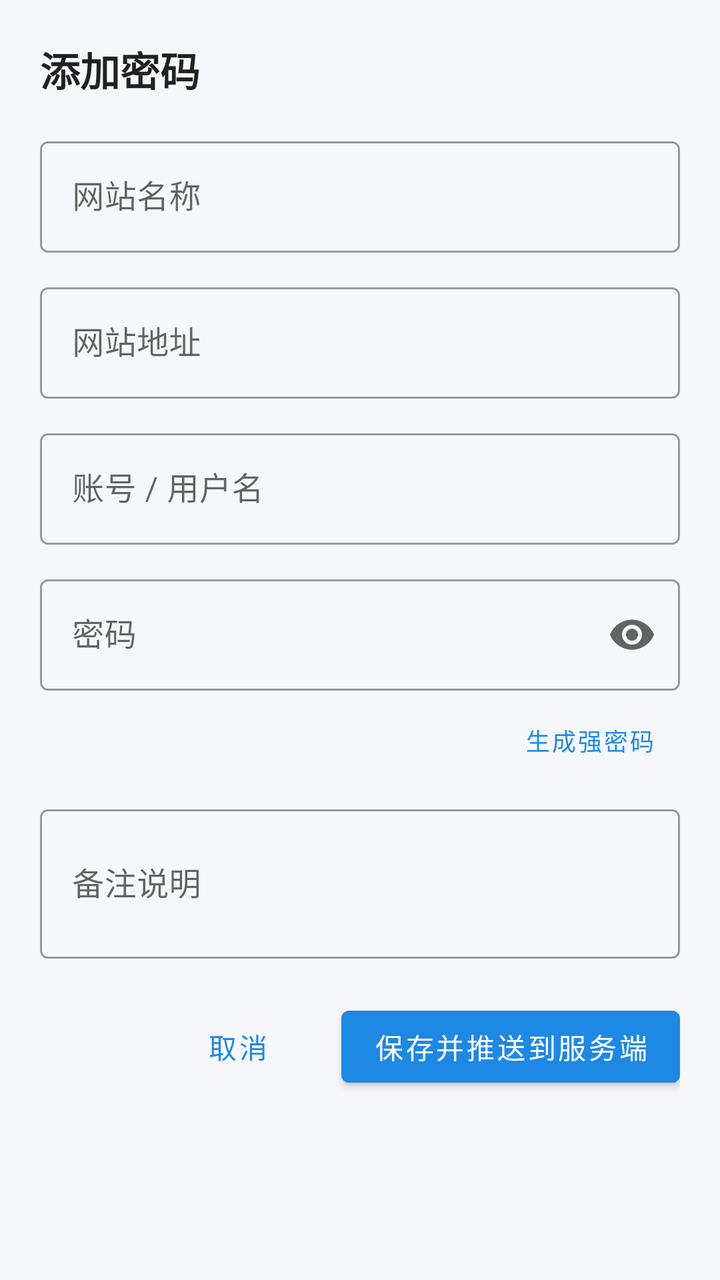
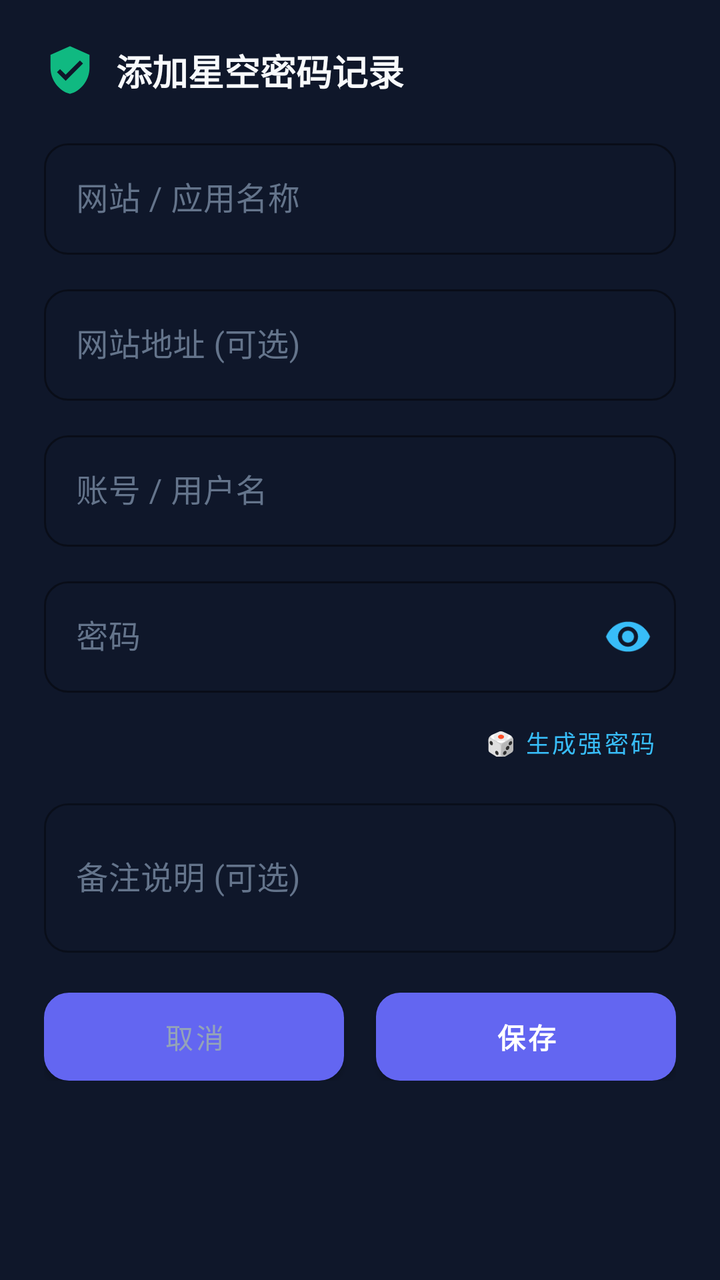

Before-and-after screenshots of an Android layout around one commit, followed by the original layout XML and the change that was made.
<!-- AndroidManifest.xml: application theme Theme.PwdManager -->
<!-- res/layout/dialog_add_edit.xml -->
<?xml version="1.0" encoding="utf-8"?>
<ScrollView
    xmlns:android="http://schemas.android.com/apk/res/android"
    xmlns:app="http://schemas.android.com/apk/res-auto"
    android:layout_width="match_parent"
    android:layout_height="wrap_content"
    android:padding="20dp">

    <LinearLayout
        android:layout_width="match_parent"
        android:layout_height="wrap_content"
        android:orientation="vertical">

        <TextView
            android:id="@+id/tvDialogTitle"
            android:layout_width="match_parent"
            android:layout_height="wrap_content"
            android:text="@string/add_password"
            android:textColor="@color/text_primary"
            android:textSize="20sp"
            android:textStyle="bold"
            android:layout_marginBottom="16dp" />

        
        <com.google.android.material.textfield.TextInputLayout
            android:layout_width="match_parent"
            android:layout_height="wrap_content"
            android:hint="@string/website_name"
            style="@style/Widget.MaterialComponents.TextInputLayout.OutlinedBox"
            android:layout_marginBottom="12dp">

            <com.google.android.material.textfield.TextInputEditText
                android:id="@+id/etDialogName"
                android:layout_width="match_parent"
                android:layout_height="wrap_content"
                android:inputType="text"
                android:singleLine="true" />
        </com.google.android.material.textfield.TextInputLayout>

        
        <com.google.android.material.textfield.TextInputLayout
            android:layout_width="match_parent"
            android:layout_height="wrap_content"
            android:hint="@string/website_url"
            style="@style/Widget.MaterialComponents.TextInputLayout.OutlinedBox"
            android:layout_marginBottom="12dp">

            <com.google.android.material.textfield.TextInputEditText
                android:id="@+id/etDialogUrl"
                android:layout_width="match_parent"
                android:layout_height="wrap_content"
                android:inputType="textUri"
                android:singleLine="true" />
        </com.google.android.material.textfield.TextInputLayout>

        
        <com.google.android.material.textfield.TextInputLayout
            android:layout_width="match_parent"
            android:layout_height="wrap_content"
            android:hint="@string/username"
            style="@style/Widget.MaterialComponents.TextInputLayout.OutlinedBox"
            android:layout_marginBottom="12dp">

            <com.google.android.material.textfield.TextInputEditText
                android:id="@+id/etDialogUsername"
                android:layout_width="match_parent"
                android:layout_height="wrap_content"
                android:inputType="text"
                android:singleLine="true" />
        </com.google.android.material.textfield.TextInputLayout>

        
        <com.google.android.material.textfield.TextInputLayout
            android:id="@+id/tilPassword"
            android:layout_width="match_parent"
            android:layout_height="wrap_content"
            android:hint="@string/password"
            app:endIconMode="password_toggle"
            style="@style/Widget.MaterialComponents.TextInputLayout.OutlinedBox"
            android:layout_marginBottom="6dp">

            <com.google.android.material.textfield.TextInputEditText
                android:id="@+id/etDialogPassword"
                android:layout_width="match_parent"
                android:layout_height="wrap_content"
                android:inputType="textPassword"
                android:fontFamily="monospace"
                android:singleLine="true" />
        </com.google.android.material.textfield.TextInputLayout>

        <Button
            android:id="@+id/btnGeneratePassword"
            android:layout_width="wrap_content"
            android:layout_height="36dp"
            android:text="@string/generate_password"
            android:textSize="12sp"
            android:paddingStart="12dp"
            android:paddingEnd="12dp"
            style="@style/Widget.MaterialComponents.Button.TextButton"
            android:layout_gravity="end"
            android:layout_marginBottom="12dp" />

        
        <com.google.android.material.textfield.TextInputLayout
            android:layout_width="match_parent"
            android:layout_height="wrap_content"
            android:hint="@string/notes"
            style="@style/Widget.MaterialComponents.TextInputLayout.OutlinedBox"
            android:layout_marginBottom="20dp">

            <com.google.android.material.textfield.TextInputEditText
                android:id="@+id/etDialogNotes"
                android:layout_width="match_parent"
                android:layout_height="wrap_content"
                android:inputType="textMultiLine"
                android:lines="2" />
        </com.google.android.material.textfield.TextInputLayout>

        
        <LinearLayout
            android:layout_width="match_parent"
            android:layout_height="wrap_content"
            android:orientation="horizontal"
            android:gravity="end">

            <Button
                android:id="@+id/btnDialogCancel"
                android:layout_width="wrap_content"
                android:layout_height="wrap_content"
                android:text="@string/cancel"
                style="@style/Widget.MaterialComponents.Button.TextButton"
                android:layout_marginEnd="8dp" />

            <Button
                android:id="@+id/btnDialogSave"
                android:layout_width="wrap_content"
                android:layout_height="wrap_content"
                android:text="@string/save_and_push"
                android:backgroundTint="@color/primary"
                android:textColor="#FFFFFF" />

        </LinearLayout>

    </LinearLayout>

</ScrollView>
<!-- resources referenced by this layout -->
<resources>
  <color name="primary">#1E88E5</color>
  <color name="text_primary">#212121</color>
  <string name="add_password">添加密码</string>
  <string name="cancel">取消</string>
  <string name="generate_password">生成强密码</string>
  <string name="notes">备注说明</string>
  <string name="password">密码</string>
  <string name="save_and_push">保存并推送到服务端</string>
  <string name="username">账号 / 用户名</string>
  <string name="website_name">网站名称</string>
  <string name="website_url">网站地址</string>
  <style name="Theme.PwdManager" parent="Theme.MaterialComponents.Light.NoActionBar">
          <item name="colorPrimary">@color/primary</item>
          <item name="colorPrimaryDark">@color/primary_dark</item>
          <item name="colorAccent">@color/accent</item>
          <item name="android:windowBackground">@color/bg_light</item>
      </style>
  <color name="primary_dark">#1565C0</color>
  <color name="accent">#00ACC1</color>
  <color name="bg_light">#F5F7FA</color>
</resources>

<!-- the commit's change to res/layout/dialog_add_edit.xml (unified diff, before → after) -->
@@ -4,22 +4,40 @@
     xmlns:app="http://schemas.android.com/apk/res-auto"
     android:layout_width="match_parent"
     android:layout_height="wrap_content"
-    android:padding="20dp">
+    android:background="@color/bg_surface"
+    android:padding="22dp">
 
     <LinearLayout
         android:layout_width="match_parent"
         android:layout_height="wrap_content"
         android:orientation="vertical">
 
-        <TextView
-            android:id="@+id/tvDialogTitle"
-            android:layout_width="match_parent"
-            android:layout_height="wrap_content"
-            android:text="@string/add_password"
-            android:textColor="@color/text_primary"
-            android:textSize="20sp"
-            android:textStyle="bold"
-            android:layout_marginBottom="16dp" />
+        
+        <LinearLayout
+            android:layout_width="match_parent"
+            android:layout_height="wrap_content"
+            android:orientation="horizontal"
+            android:gravity="center_vertical"
+            android:layout_marginBottom="18dp">
+
+            <ImageView
+                android:id="@+id/ivDialogIcon"
+                android:layout_width="26dp"
+                android:layout_height="26dp"
+                android:src="@drawable/ic_shield_check_vector"
+                android:contentDescription="Dialog Icon"
+                android:layout_marginEnd="10dp" />
+
+            <TextView
+                android:id="@+id/tvDialogTitle"
+                android:layout_width="0dp"
+                android:layout_height="wrap_content"
+                android:layout_weight="1"
+                android:text="@string/add_password"
+                android:textColor="@color/text_primary"
+                android:textSize="18sp"
+                android:textStyle="bold" />
+        </LinearLayout>
 
         
         <com.google.android.material.textfield.TextInputLayout
@@ -27,12 +45,19 @@
             android:layout_height="wrap_content"
             android:hint="@string/website_name"
             style="@style/Widget.MaterialComponents.TextInputLayout.OutlinedBox"
+            app:boxCornerRadiusTopStart="12dp"
+            app:boxCornerRadiusTopEnd="12dp"
+            app:boxCornerRadiusBottomStart="12dp"
+            app:boxCornerRadiusBottomEnd="12dp"
+            app:boxStrokeColor="@color/primary"
+            android:textColorHint="@color/text_hint"
             android:layout_marginBottom="12dp">
 
             <com.google.android.material.textfield.TextInputEditText
                 android:id="@+id/etDialogName"
                 android:layout_width="match_parent"
                 android:layout_height="wrap_content"
+                android:textColor="@color/text_primary"
                 android:inputType="text"
                 android:singleLine="true" />
         </com.google.android.material.textfield.TextInputLayout>
@@ -43,12 +68,19 @@
             android:layout_height="wrap_content"
             android:hint="@string/website_url"
             style="@style/Widget.MaterialComponents.TextInputLayout.OutlinedBox"
+            app:boxCornerRadiusTopStart="12dp"
+            app:boxCornerRadiusTopEnd="12dp"
+            app:boxCornerRadiusBottomStart="12dp"
+            app:boxCornerRadiusBottomEnd="12dp"
+            app:boxStrokeColor="@color/accent"
+            android:textColorHint="@color/text_hint"
             android:layout_marginBottom="12dp">
 
             <com.google.android.material.textfield.TextInputEditText
                 android:id="@+id/etDialogUrl"
                 android:layout_width="match_parent"
                 android:layout_height="wrap_content"
+                android:textColor="@color/text_primary"
                 android:inputType="textUri"
                 android:singleLine="true" />
         </com.google.android.material.textfield.TextInputLayout>
@@ -59,12 +91,19 @@
             android:layout_height="wrap_content"
             android:hint="@string/username"
             style="@style/Widget.MaterialComponents.TextInputLayout.OutlinedBox"
+            app:boxCornerRadiusTopStart="12dp"
+            app:boxCornerRadiusTopEnd="12dp"
+            app:boxCornerRadiusBottomStart="12dp"
+            app:boxCornerRadiusBottomEnd="12dp"
+            app:boxStrokeColor="@color/primary"
+            android:textColorHint="@color/text_hint"
             android:layout_marginBottom="12dp">
 
             <com.google.android.material.textfield.TextInputEditText
                 android:id="@+id/etDialogUsername"
                 android:layout_width="match_parent"
                 android:layout_height="wrap_content"
+                android:textColor="@color/text_primary"
                 android:inputType="text"
                 android:singleLine="true" />
         </com.google.android.material.textfield.TextInputLayout>
@@ -76,29 +115,39 @@
             android:layout_height="wrap_content"
             android:hint="@string/password"
             app:endIconMode="password_toggle"
-            style="@style/Widget.MaterialComponents.TextInputLayout.OutlinedBox"
+            app:endIconTint="@color/accent"
+            style="@style/Widget.MaterialComponents.TextInputLayout.OutlinedBox"
+            app:boxCornerRadiusTopStart="12dp"
+            app:boxCornerRadiusTopEnd="12dp"
+            app:boxCornerRadiusBottomStart="12dp"
+            app:boxCornerRadiusBottomEnd="12dp"
+            app:boxStrokeColor="@color/accent"
+            android:textColorHint="@color/text_hint"
             android:layout_marginBottom="6dp">
 
             <com.google.android.material.textfield.TextInputEditText
                 android:id="@+id/etDialogPassword"
                 android:layout_width="match_parent"
                 android:layout_height="wrap_content"
+                android:textColor="@color/text_primary"
                 android:inputType="textPassword"
                 android:fontFamily="monospace"
                 android:singleLine="true" />
         </com.google.android.material.textfield.TextInputLayout>
 
+        
         <Button
             android:id="@+id/btnGeneratePassword"
             android:layout_width="wrap_content"
             android:layout_height="36dp"
-            android:text="@string/generate_password"
+            android:text="🎲 生成强密码"
+            android:textColor="@color/accent"
             android:textSize="12sp"
-            android:paddingStart="12dp"
-            android:paddingEnd="12dp"
+            android:paddingStart="10dp"
+            android:paddingEnd="10dp"
             style="@style/Widget.MaterialComponents.Button.TextButton"
             android:layout_gravity="end"
-            android:layout_marginBottom="12dp" />
+            android:layout_marginBottom="8dp" />
 
         
         <com.google.android.material.textfield.TextInputLayout
@@ -106,14 +155,21 @@
             android:layout_height="wrap_content"
             android:hint="@string/notes"
             style="@style/Widget.MaterialComponents.TextInputLayout.OutlinedBox"
+            app:boxCornerRadiusTopStart="12dp"
+            app:boxCornerRadiusTopEnd="12dp"
+            app:boxCornerRadiusBottomStart="12dp"
+            app:boxCornerRadiusBottomEnd="12dp"
+            android:textColorHint="@color/text_hint"
             android:layout_marginBottom="20dp">
 
             <com.google.android.material.textfield.TextInputEditText
                 android:id="@+id/etDialogNotes"
                 android:layout_width="match_parent"
                 android:layout_height="wrap_content"
+                android:textColor="@color/text_primary"
                 android:inputType="textMultiLine"
-                android:lines="2" />
+                android:minLines="2"
+                android:maxLines="4" />
         </com.google.android.material.textfield.TextInputLayout>
 
         
@@ -125,20 +181,24 @@
 
             <Button
                 android:id="@+id/btnDialogCancel"
-                android:layout_width="wrap_content"
-                android:layout_height="wrap_content"
+                android:layout_width="0dp"
+                android:layout_height="44dp"
+                android:layout_weight="1"
                 android:text="@string/cancel"
-                style="@style/Widget.MaterialComponents.Button.TextButton"
+                android:textColor="@color/text_secondary"
+                android:background="@drawable/bg_btn_outline"
                 android:layout_marginEnd="8dp" />
 
             <Button
                 android:id="@+id/btnDialogSave"
-                android:layout_width="wrap_content"
-                android:layout_height="wrap_content"
-                android:text="@string/save_and_push"
-                android:backgroundTint="@color/primary"
-                android:textColor="#FFFFFF" />
-
+                android:layout_width="0dp"
+                android:layout_height="44dp"
+                android:layout_weight="1"
+                android:text="@string/save"
+                android:textColor="#FFFFFF"
+                android:textStyle="bold"
+                android:background="@drawable/bg_btn_gradient"
+                android:layout_marginStart="8dp" />
         </LinearLayout>
 
     </LinearLayout>
<!-- resource entries referenced after the edit -->
@@ -1,24 +1,70 @@
 <!-- resources referenced by this layout -->
 <resources>
-  <color name="primary">#1E88E5</color>
-  <color name="text_primary">#212121</color>
-  <string name="add_password">添加密码</string>
+  <color name="primary">#6366F1</color>
+  <color name="text_hint">#64748B</color>
+  <color name="text_primary">#F8FAFC</color>
+  <color name="text_secondary">#94A3B8</color>
+  <!-- drawable bg_btn_gradient (drawable) -->
+  <?xml version="1.0" encoding="utf-8"?>
+  <ripple xmlns:android="http://schemas.android.com/apk/res/android"
+      android:color="#40FFFFFF">
+      <item>
+          <shape android:shape="rectangle">
+              <corners android:radius="12dp" />
+              <gradient
+                  android:type="linear"
+                  android:angle="135"
+                  android:startColor="#6366F1"
+                  android:centerColor="#8B5CF6"
+                  android:endColor="#D946EF" />
+          </shape>
+      </item>
+  </ripple>
+  <!-- drawable bg_btn_outline (drawable) -->
+  <?xml version="1.0" encoding="utf-8"?>
+  <ripple xmlns:android="http://schemas.android.com/apk/res/android"
+      android:color="#2038BDF8">
+      <item>
+          <shape android:shape="rectangle">
+              <corners android:radius="12dp" />
+              <solid android:color="#1E293B" />
+              <stroke
+                  android:width="1dp"
+                  android:color="#334155" />
+          </shape>
+      </item>
+  </ripple>
+  <!-- drawable ic_shield_check_vector (drawable) -->
+  <vector xmlns:android="http://schemas.android.com/apk/res/android"
+      android:width="24dp"
+      android:height="24dp"
+      android:viewportWidth="24"
+      android:viewportHeight="24">
+    <path
+        android:fillColor="#10B981"
+        android:pathData="M12,1L3,5v6c0,5.55 3.84,10.74 9,12 5.16,-1.26 9,-6.45 9,-12V5l-9,-4zm-2,16l-4,-4 1.41,-1.41L10,14.17l6.59,-6.59L18,9l-8,8z"/>
+  </vector>
+  <string name="add_password">添加星空密码记录</string>
   <string name="cancel">取消</string>
-  <string name="generate_password">生成强密码</string>
-  <string name="notes">备注说明</string>
+  <string name="notes">备注说明 (可选)</string>
   <string name="password">密码</string>
-  <string name="save_and_push">保存并推送到服务端</string>
+  <string name="save">保存</string>
   <string name="username">账号 / 用户名</string>
-  <string name="website_name">网站名称</string>
-  <string name="website_url">网站地址</string>
-  <style name="Theme.PwdManager" parent="Theme.MaterialComponents.Light.NoActionBar">
+  <string name="website_name">网站 / 应用名称</string>
+  <string name="website_url">网站地址 (可选)</string>
+  <style name="Theme.PwdManager" parent="Theme.MaterialComponents.DayNight.NoActionBar">
           <item name="colorPrimary">@color/primary</item>
-          <item name="colorPrimaryDark">@color/primary_dark</item>
+          <item name="colorPrimaryDark">@color/bg_dark</item>
           <item name="colorAccent">@color/accent</item>
-          <item name="android:windowBackground">@color/bg_light</item>
+          <item name="android:windowBackground">@color/bg_dark</item>
+          <item name="android:statusBarColor">@color/bg_dark</item>
+          <item name="android:navigationBarColor">@color/bg_dark</item>
+          <item name="android:textColorPrimary">@color/text_primary</item>
+          <item name="android:textColorSecondary">@color/text_secondary</item>
+          <item name="textInputStyle">@style/Widget.MaterialComponents.TextInputLayout.OutlinedBox</item>
       </style>
-  <color name="primary_dark">#1565C0</color>
-  <color name="accent">#00ACC1</color>
-  <color name="bg_light">#F5F7FA</color>
+  <color name="bg_dark">#0B0F19</color>
+  <color name="accent">#38BDF8</color>
+  <color name="bg_surface">#0F172A</color>
 </resources>
 
